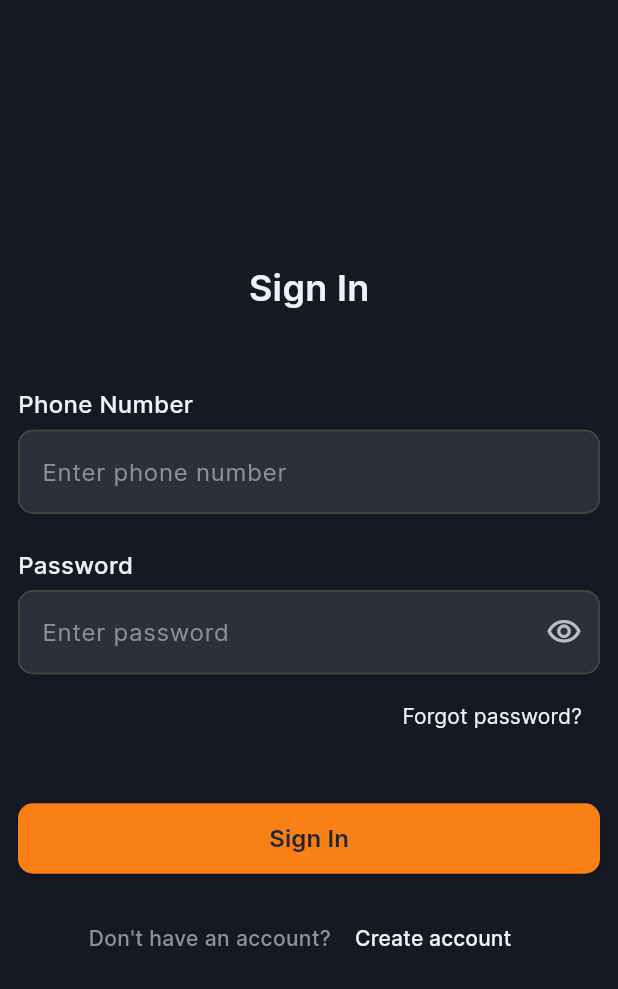
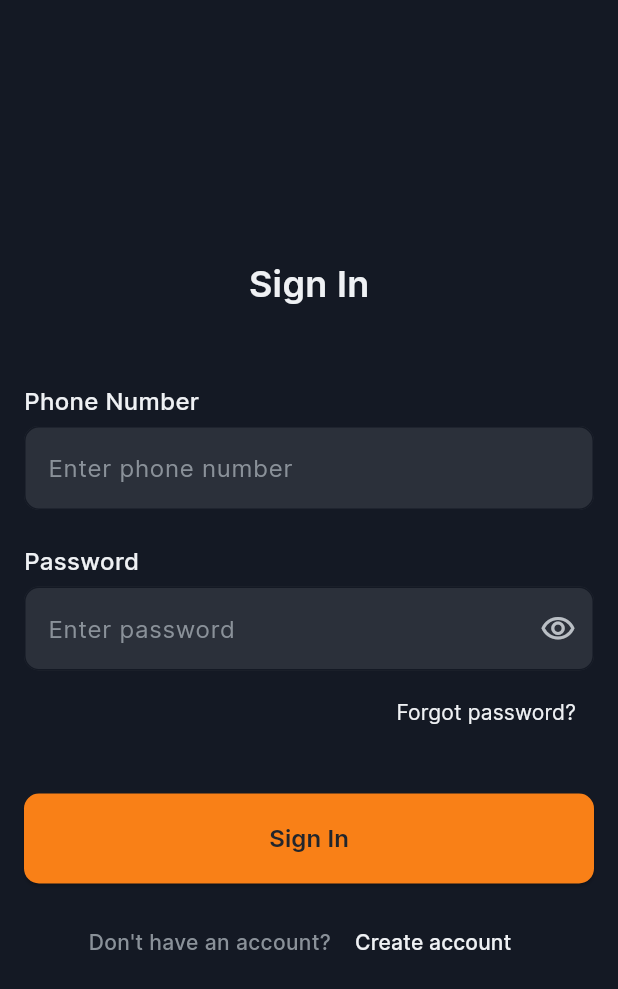
Before and after one commit to Afnan011/parcel_guru, a Flutter app: the screen it shows after launch, after a tap on "Skip", on a phone screen of 412 x 824 dp. Shown: the top 989 px of the screen. Run offline on Flutter 3.47's test engine with Material 3 defaults, Android fonts, the phone set to English and light mode, and no system bars; our stand-ins replace animate_do, flutter_onboarding_slider.

Commit message:
signin page updated

```diff
--- a/lib/screens/signin/signin.dart
+++ b/lib/screens/signin/signin.dart
@@ -1,5 +1,8 @@
 import 'package:flutter/material.dart';
+import 'package:parcel_guru/screens/signup/signup.dart';
 import 'package:parcel_guru/widgets/button_primary.dart';
+
+import '../signup/signup.dart';
 
 class SignIn extends StatefulWidget {
   const SignIn({super.key});
@@ -17,7 +20,6 @@ class _SignInState extends State<SignIn> {
       eyeIcon = _obscureText
           ? Icons.visibility_outlined
           : Icons.visibility_off_outlined;
-      print(_obscureText);
       _obscureText = !_obscureText;
     });
   }
@@ -45,7 +47,7 @@ class _SignInState extends State<SignIn> {
               ),
               Container(
                 padding:
-                    const EdgeInsets.symmetric(horizontal: 12.0, vertical: 4.0),
+                    const EdgeInsets.symmetric(horizontal: 16.0, vertical: 4.0),
                 child: const Column(
                   crossAxisAlignment: CrossAxisAlignment.start,
                   children: [
@@ -73,14 +75,14 @@ class _SignInState extends State<SignIn> {
                             fontSize: 16,
                             color: Color(0xff8A9199),
                             fontWeight: FontWeight.w400),
-                        border: OutlineInputBorder(
+                        enabledBorder: OutlineInputBorder(
                             borderSide: BorderSide(color: Color(0xff141924)),
                             borderRadius:
-                                BorderRadius.all(Radius.circular(10))),
+                            BorderRadius.all(Radius.circular(10))),
                         focusedBorder: OutlineInputBorder(
-                            borderSide: BorderSide(color: Color(0xFFF98017)),
+                            borderSide: BorderSide(color: Color(0xFF6D7688)),
                             borderRadius:
-                                BorderRadius.all(Radius.circular(10))),
+                            BorderRadius.all(Radius.circular(10))),
                       ),
                     )
                   ],
@@ -91,7 +93,7 @@ class _SignInState extends State<SignIn> {
               ),
               Container(
                 padding:
-                    const EdgeInsets.symmetric(horizontal: 12.0, vertical: 4.0),
+                    const EdgeInsets.symmetric(horizontal: 16.0, vertical: 4.0),
                 child: Column(
                   crossAxisAlignment: CrossAxisAlignment.start,
                   children: [
@@ -121,12 +123,12 @@ class _SignInState extends State<SignIn> {
                             fontSize: 16,
                             color: Color(0xff8A9199),
                             fontWeight: FontWeight.w400),
-                        border: const OutlineInputBorder(
+                        enabledBorder: const OutlineInputBorder(
                             borderSide: BorderSide(color: Color(0xff141924)),
                             borderRadius:
                                 BorderRadius.all(Radius.circular(10))),
                         focusedBorder: const OutlineInputBorder(
-                            borderSide: BorderSide(color: Color(0xFFF98017)),
+                            borderSide: BorderSide(color: Color(0xFF6D7688)),
                             borderRadius:
                                 BorderRadius.all(Radius.circular(10))),
                         suffixIcon: IconButton(
@@ -144,7 +146,7 @@ class _SignInState extends State<SignIn> {
                 mainAxisAlignment: MainAxisAlignment.end,
                 children: [
                   Padding(
-                    padding: const EdgeInsets.symmetric(horizontal: 12.0),
+                    padding: const EdgeInsets.symmetric(horizontal: 16.0),
                     child: TextButton(
                       onPressed: () {},
                       child: const Text(
@@ -162,13 +164,11 @@ class _SignInState extends State<SignIn> {
                 height: 30,
               ),
               Container(
-                  width: double.infinity,
-                  height: 55,
-                  padding: const EdgeInsets.symmetric(
-                      horizontal: 12.0, vertical: 4.0),
-                  child: PrimaryButton(btnText: "Sign In", onPressed: (){})
+                  padding: const EdgeInsets.symmetric(horizontal: 16),
+                  child: PrimaryButton(
+                      btnText: "Sign In",
+                      onPressed: () {})
               ),
-
               const SizedBox(
                 height: 15,
               ),
@@ -185,7 +185,12 @@ class _SignInState extends State<SignIn> {
                     ),
                   ),
                   TextButton(
-                    onPressed: () {},
+                    onPressed: () {
+                      Navigator.push(
+                          context,
+                          MaterialPageRoute(
+                              builder: (context) => const MySignUpPage()));
+                    },
                     child: const Text(
                       "Create account",
                       style: TextStyle(
```
